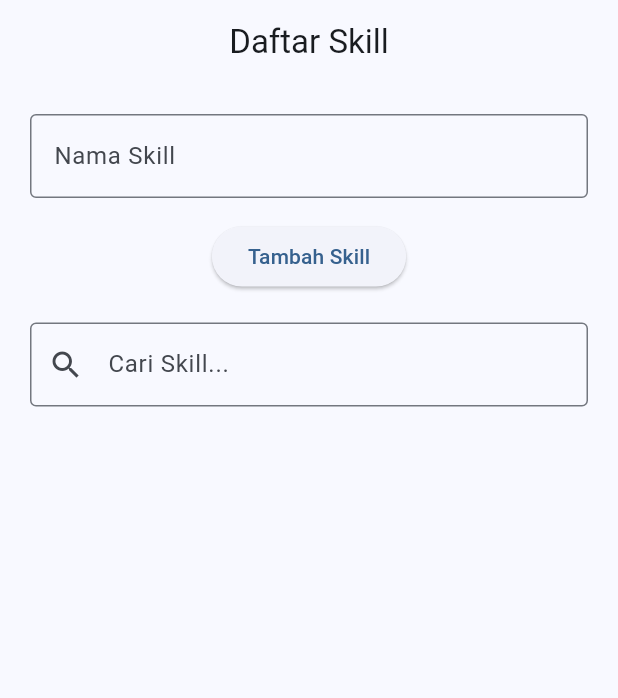
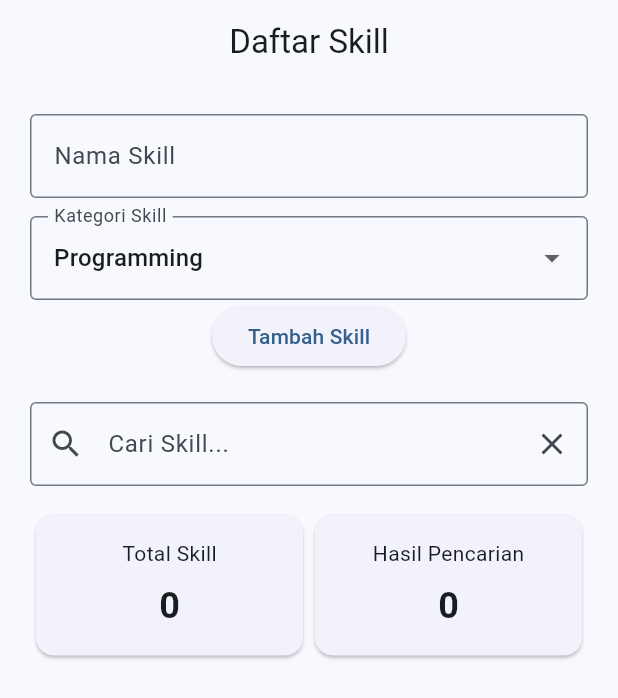
Before and after one commit to BayuSandz/belajar-flutter, a Flutter app: the screen it shows after launch, after a tap on "Tambah Skill", on a phone screen of 412 x 824 dp. Shown: the top 698 px of the screen. Run offline on Flutter 3.47's test engine with Material 3 defaults, Android fonts, the phone set to English and light mode, and no system bars; our stand-ins replace shared_preferences.

Commit message:
Update Latihan

```diff
--- a/lib/main.dart
+++ b/lib/main.dart
@@ -2,6 +2,7 @@
 import 'package:flutter/material.dart';
 import 'package:provider/provider.dart';
 import 'providers/skill_provider.dart';
+import 'models/skill.dart';
 
 void main() {
   runApp(
@@ -241,60 +242,104 @@ State<HomePage> createState() => _HomePageState();
 }
 
 class _HomePageState extends State<HomePage> {
+
+  String kategoriSkill = 'Programming';
+
+  final TextEditingController pencarianController = TextEditingController();
   final TextEditingController skillController = TextEditingController();
 
 
-  void tambahSkill(){
-    final skill = skillController.text.trim();
+  void tambahSkill() {
+  final namaSkill = skillController.text.trim();
 
-    if (skill.isEmpty){
+  if (namaSkill.isEmpty) {
     return;
   }
 
-      context.read<SkillProvider>().tambahSkill(skill);
+  final skillBaru = Skill(
+    nama: namaSkill,
+    kategori: kategoriSkill,
+  );
+
+  context.read<SkillProvider>().tambahSkill(skillBaru);
+
   skillController.clear();
-
 }
 
   void hapusSkill(int index) {
     context.read<SkillProvider>().hapusSkill(index);
   }
 
-  void editSkill(int index){
-    String skillBaru = context.read<SkillProvider>().daftarSkill[index];
+  void editSkill(int index) {
+  final skillLama =
+      context.read<SkillProvider>().daftarSkill[index];
+
+  String namaSkill = skillLama.nama;
+  String kategori = skillLama.kategori;
 
   showDialog(
     context: context,
-      builder: (dialogContext){
+    builder: (dialogContext) {
       return AlertDialog(
         title: const Text('Edit Skill'),
-          content: TextFormField(
-            initialValue: skillBaru,
+        content: Column(
+          mainAxisSize: MainAxisSize.min,
+          children: [
+            TextFormField(
+              initialValue: namaSkill,
               decoration: const InputDecoration(
                 labelText: 'Nama Skill',
                 border: OutlineInputBorder(),
               ),
-            onChanged: (value){
-              skillBaru = value;
+              onChanged: (value) {
+                namaSkill = value;
               },
             ),
-
+            const SizedBox(height: 12),
+            DropdownButtonFormField<String>(
+              value: kategori,
+              decoration: const InputDecoration(
+                labelText: 'Kategori',
+                border: OutlineInputBorder(),
+              ),
+              items: context
+                  .read<SkillProvider>()
+                  .daftarKategori
+                  .map((item) {
+                return DropdownMenuItem(
+                  value: item,
+                  child: Text(item),
+                );
+              }).toList(),
+              onChanged: (value) {
+                if (value != null) {
+                  kategori = value;
+                }
+              },
+            ),
+          ],
+        ),
         actions: [
           TextButton(
-              onPressed: (){
+            onPressed: () {
               Navigator.pop(dialogContext);
             },
             child: const Text('Batal'),
           ),
-
           ElevatedButton(
-              onPressed: (){
-
-                if (skillBaru.isEmpty){
+            onPressed: () {
+              if (namaSkill.trim().isEmpty) {
                 return;
               }
 
-                context.read<SkillProvider>().editSkill(index, skillBaru.trim());
+              final skillBaru = Skill(
+                nama: namaSkill.trim(),
+                kategori: kategori,
+              );
+
+              context
+                  .read<SkillProvider>()
+                  .editSkill(index, skillBaru);
 
               Navigator.pop(dialogContext);
             },
@@ -312,7 +357,7 @@ class _HomePageState extends State<HomePage> {
       builder: (dialogContext){
         return AlertDialog(
           title: const Text('Hapus Skill?'),
-          content: Text('Apakah kamu yakin ingin menghapus ${context.read<SkillProvider>().daftarSkill[index]}?',
+          content: Text('Apakah kamu yakin ingin menghapus ${context.read<SkillProvider>().daftarSkill[index].nama}?',
         ),
 
         actions: [
@@ -339,6 +384,7 @@ class _HomePageState extends State<HomePage> {
   @override
   void dispose(){
     skillController.dispose();
+    pencarianController.dispose();
     super.dispose();
   }
 
@@ -362,7 +408,26 @@ class _HomePageState extends State<HomePage> {
           ),
         ),
 
-        const SizedBox(height: 15),
+        const SizedBox(height: 12),
+
+        DropdownButtonFormField<String>(
+          value: kategoriSkill,
+          decoration: const InputDecoration(
+            labelText: 'Kategori Skill',
+            border: OutlineInputBorder(),
+          ),
+          items: context.read<SkillProvider>().daftarKategori.map((kategori){
+            return DropdownMenuItem<String>(
+              value: kategori,
+              child: Text(kategori),
+            );
+          }).toList(),
+          onChanged: (value){
+            setState((){
+              kategoriSkill = value!;
+            });
+          },
+        ),
 
         ElevatedButton(
           onPressed: tambahSkill,
@@ -372,10 +437,18 @@ class _HomePageState extends State<HomePage> {
         const SizedBox(height: 20),
 
         TextField(
-          decoration: const InputDecoration(
+          controller: pencarianController,
+          decoration: InputDecoration(
             hintText: 'Cari Skill...',
-            prefixIcon: Icon(Icons.search),
-            border: OutlineInputBorder(),
+            prefixIcon: const Icon(Icons.search),
+            suffixIcon: IconButton(
+              icon: const Icon(Icons.clear),
+              onPressed: (){
+                pencarianController.clear();
+                context.read<SkillProvider>().cariSkill('');
+              },
+            ),
+            border: const OutlineInputBorder(),
           ),
           onChanged: (value){
             context.read<SkillProvider>().cariSkill(value);
@@ -383,6 +456,57 @@ class _HomePageState extends State<HomePage> {
         ),
 
         const SizedBox(height: 15),
+
+        Consumer<SkillProvider>(
+          builder: (context, provider, child){
+            return Row(
+              children: [
+                Expanded(
+                  child: Card(
+                    child: Padding(
+                      padding: const EdgeInsets.all(16),
+                      child: Column(
+                        children: [
+                          const Text('Total Skill'),
+                          const SizedBox(height: 8,),
+                          Text(
+                            '${provider.totalSkill}',
+                            style: const TextStyle(
+                              fontSize: 24,
+                              fontWeight: FontWeight.bold,
+                            ),
+                          ),
+                        ],
+                      ),
+                    ),
+                  ),
+                ),
+                Expanded(
+                  child: Card(
+                    child: Padding(
+                      padding: const EdgeInsets.all(16),
+                      child: Column(
+                        children: [
+                          const Text('Hasil Pencarian'),
+                          const SizedBox(height: 8),
+                          Text(
+                            '${provider.totalHasilPencarian}',
+                            style: const TextStyle(
+                              fontSize: 24,
+                              fontWeight: FontWeight.bold,
+                            ),
+                          ),
+                        ],
+                      ),
+                    ),
+                  ),
+                ),
+              ],
+            );
+          },
+        ),
+
+        const SizedBox(height: 20),
 
         Expanded(
           child: ListView.builder(
@@ -395,7 +519,7 @@ class _HomePageState extends State<HomePage> {
               return Card(
                 child: ListTile(
                   leading: const Icon(Icons.code),
-                  title: Text(skill),
+                  title: Text(skill.nama),
                   trailing: Row(
                     mainAxisSize: MainAxisSize.min,
                     children: [
--- /dev/null
+++ b/lib/models/skill.dart
@@ -0,0 +1,25 @@
+class Skill{
+  final String nama;
+  final String kategori;
+
+  Skill({
+    required this.nama,
+    required this.kategori,
+  });
+
+  // Mengubah objek Skill menjadi Map
+  Map<String, dynamic> toJson(){
+    return{
+      'nama': nama,
+      'kategori': kategori,
+    };
+  }
+
+  // <Mengubah Map menjadi objek Skill
+  factory Skill.fromJson(Map<String, dynamic> json){
+    return Skill(
+      nama: json['nama'],
+      kategori: json['kategori'],
+    );
+  }
+}
--- a/lib/providers/skill_provider.dart
+++ b/lib/providers/skill_provider.dart
@@ -1,26 +1,51 @@
+
+import 'dart:convert';
 
 import 'package:flutter/material.dart';
 import 'package:shared_preferences/shared_preferences.dart';
 
+import '../models/skill.dart';
+
 class SkillProvider extends ChangeNotifier {
+  List<Skill> daftarSkill = [];
 
-  List<String> daftarSkill = [];
   String kataPencarian = '';
+  String kategoriTerpilih = 'Programming';
 
-  List<String> get hasilPencarian{
-    return daftarSkill.where((skill){
-      return skill.toLowerCase().contains(kataPencarian.toLowerCase());
+  List<String> daftarKategori = [
+    'Programming',
+    'Database',
+    'Networking',
+    'Tools',
+    'Other',
+  ];
+
+  int get totalSkill {
+    return daftarSkill.length;
+  }
+
+  int get totalHasilPencarian {
+    return hasilPencarian.length;
+  }
+
+  List<Skill> get hasilPencarian {
+    return daftarSkill.where((skill) {
+      return skill.nama
+          .toLowerCase()
+          .contains(kataPencarian.toLowerCase());
     }).toList();
   }
 
-  void cariSkill(String keyword){
+  void cariSkill(String keyword) {
     kataPencarian = keyword;
     notifyListeners();
   }
 
-  List<int> get indeksHasilPencarian{
-    return daftarSkill.asMap().entries.where((entry){
-      return entry.value.toLowerCase().contains(kataPencarian.toLowerCase());
+  List<int> get indeksHasilPencarian {
+    return daftarSkill.asMap().entries.where((entry) {
+      return entry.value.nama
+          .toLowerCase()
+          .contains(kataPencarian.toLowerCase());
     }).map((entry) => entry.key).toList();
   }
 
@@ -31,13 +56,28 @@ class SkillProvider extends ChangeNotifier {
   }
 
   Future<void> muatSkill() async {
-    debugPrint('MULAI MEMUAT DATA');
-
     final prefs = await SharedPreferences.getInstance();
 
-    daftarSkill = prefs.getStringList('daftarSkill') ?? [];
+    // Membaca format penyimpanan baru
+    final dataBaru = prefs.getStringList('daftarSkillJson');
 
-    debugPrint('DATA DIMUAT: $daftarSkill');
+    if (dataBaru != null) {
+      daftarSkill = dataBaru.map((item) {
+        return Skill.fromJson(jsonDecode(item));
+      }).toList();
+    } else {
+      // Migrasi data lama yang masih berupa List<String>
+      final dataLama = prefs.getStringList('daftarSkill') ?? [];
+
+      daftarSkill = dataLama.map((nama) {
+        return Skill(
+          nama: nama,
+          kategori: 'Programming',
+        );
+      }).toList();
+
+      await simpanSkill();
+    }
 
     notifyListeners();
   }
@@ -45,19 +85,14 @@ class SkillProvider extends ChangeNotifier {
   Future<void> simpanSkill() async {
     final prefs = await SharedPreferences.getInstance();
 
-    final berhasil = await prefs.setStringList(
-      'daftarSkill',
-      daftarSkill,
-    );
+    final data = daftarSkill.map((skill) {
+      return jsonEncode(skill.toJson());
+    }).toList();
 
-    debugPrint('DATA DISIMPAN: $daftarSkill');
-    debugPrint('STATUS PENYIMPANAN: $berhasil');
-
-    final hasilBaca = prefs.getStringList('daftarSkill');
-    debugPrint('HASIL BACA: $hasilBaca');
+    await prefs.setStringList('daftarSkillJson', data);
   }
 
-  Future<void> tambahSkill(String skill) async {
+  Future<void> tambahSkill(Skill skill) async {
     await _inisialisasi;
 
     daftarSkill.add(skill);
@@ -75,7 +110,7 @@ class SkillProvider extends ChangeNotifier {
     notifyListeners();
   }
 
-  Future<void> editSkill(int index, String skillBaru) async {
+  Future<void> editSkill(int index, Skill skillBaru) async {
     await _inisialisasi;
 
     daftarSkill[index] = skillBaru;
```
Lines whose indentation alone changed are shown as unchanged.
